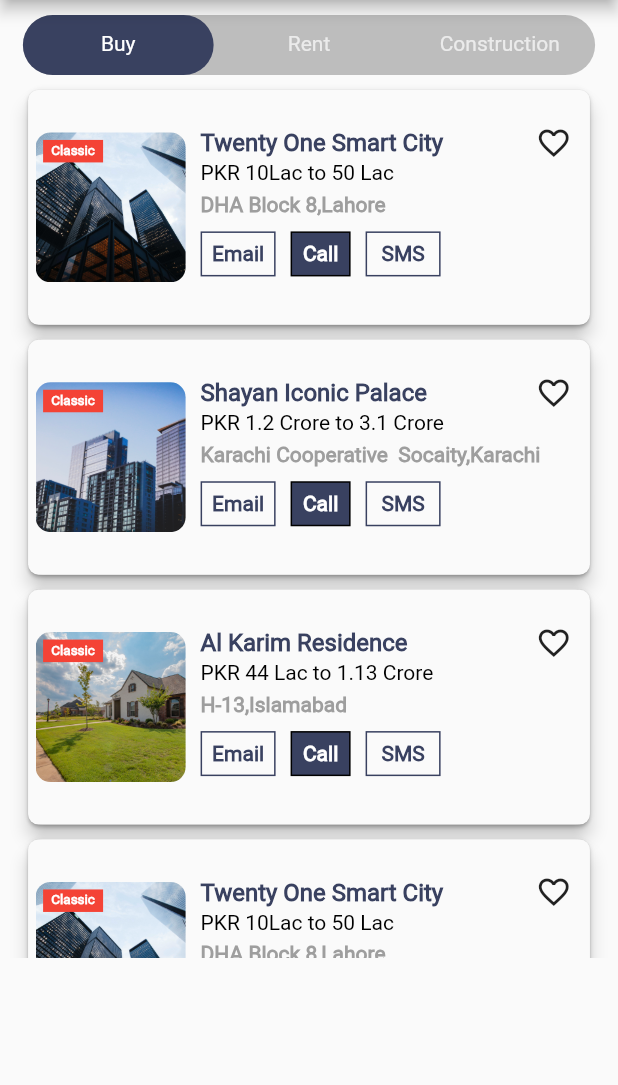
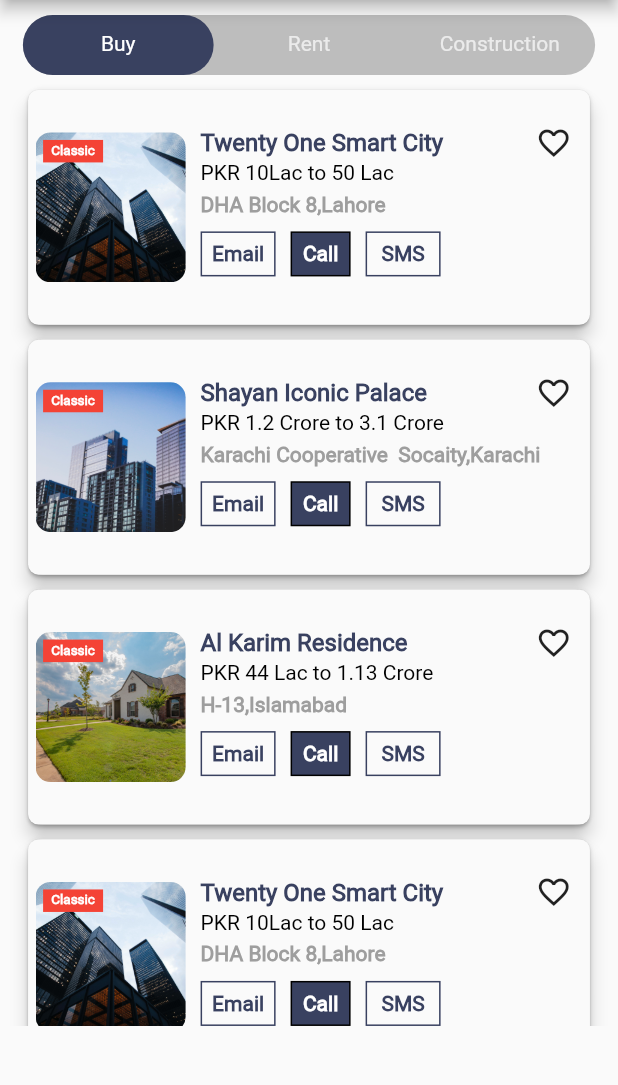
Before and after one commit to IsmailParacha/Property-Hub, a Flutter app: the Projects screen opened directly, on a phone screen of 412 x 824 dp, the part 84-1169 px from its top. Run offline on Flutter 3.47's test engine with Material 2 defaults, Android fonts, the phone set to English and light mode, and no system bars; our stand-ins replace animated_splash_screen, readmore.

```diff
--- a/lib/Dashboard/Projects.dart
+++ b/lib/Dashboard/Projects.dart
@@ -55,7 +55,7 @@ class _ProjectsState extends State<Projects> {
                   ],
                 )),
             Container(
-              height: MediaQuery.of(context).size.height / 1.4,
+              height: MediaQuery.of(context).size.height / 1.3,
               width: MediaQuery.of(context).size.width,
               child: TabBarView(
                 children: [
```
